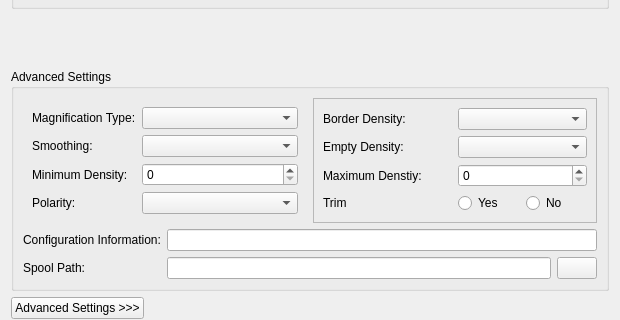
This is starviewer/src/extensions/playground/imageprint/qdicomprinterconfigurationwidgetbase.ui in starviewer-medical/starviewer as Qt 5 draws it before an edit; both pictures show x 0 to 620 and y 288 to 608 of the 620 by 694 pixel window. The edited form follows.
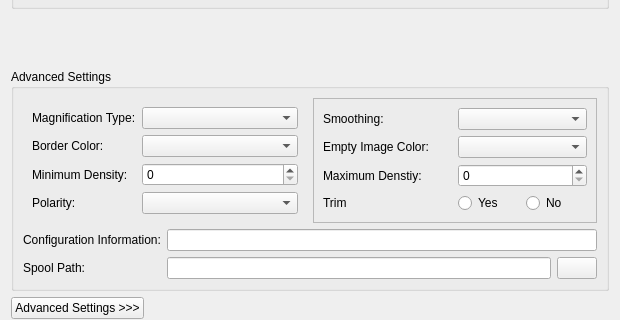
This is the edited form. Icons and pictures are not drawn. Custom widgets are drawn as their Qt base class.

Commit message: ENH:Es canvia el nom de dos propietats "Empty Image Density" per "Empty Image Color" i "Border Density" per "Border Color"  i es reordenen l'ordre de propietats, i també dels tabs

What changed in the file:
```diff
--- a/starviewer/src/extensions/playground/imageprint/qdicomprinterconfigurationwidgetbase.ui
+++ b/starviewer/src/extensions/playground/imageprint/qdicomprinterconfigurationwidgetbase.ui
@@ -265,6 +265,9 @@
            <enum>QFrame::Sunken</enum>
           </property>
           <layout class="QFormLayout" name="formLayout">
+           <property name="fieldGrowthPolicy">
+            <enum>QFormLayout::AllNonFixedFieldsGrow</enum>
+           </property>
            <item row="0" column="0">
             <widget class="QLabel" name="m_magnifactionTypeLabel">
              <property name="minimumSize">
@@ -295,7 +298,7 @@
             </widget>
            </item>
            <item row="1" column="0">
-            <widget class="QLabel" name="m_smoothingTypeLabel">
+            <widget class="QLabel" name="m_borderDensityLabel">
              <property name="minimumSize">
               <size>
                <width>0</width>
@@ -303,23 +306,7 @@
               </size>
              </property>
              <property name="text">
-              <string>Smoothing:</string>
-             </property>
-            </widget>
-           </item>
-           <item row="1" column="1">
-            <widget class="QComboBox" name="m_smoothingTypeComboBox">
-             <property name="sizePolicy">
-              <sizepolicy hsizetype="Preferred" vsizetype="Fixed">
-               <horstretch>0</horstretch>
-               <verstretch>0</verstretch>
-              </sizepolicy>
-             </property>
-             <property name="minimumSize">
-              <size>
-               <width>0</width>
-               <height>0</height>
-              </size>
+              <string>Border Color:</string>
              </property>
             </widget>
            </item>
@@ -381,6 +368,22 @@
              </property>
             </widget>
            </item>
+           <item row="1" column="1">
+            <widget class="QComboBox" name="m_borderDensityComboBox">
+             <property name="sizePolicy">
+              <sizepolicy hsizetype="Preferred" vsizetype="Fixed">
+               <horstretch>0</horstretch>
+               <verstretch>0</verstretch>
+              </sizepolicy>
+             </property>
+             <property name="minimumSize">
+              <size>
+               <width>0</width>
+               <height>0</height>
+              </size>
+             </property>
+            </widget>
+           </item>
           </layout>
          </widget>
         </item>
@@ -402,7 +405,7 @@
            <item row="0" column="0">
             <layout class="QHBoxLayout" name="horizontalLayout_10">
              <item>
-              <widget class="QLabel" name="m_borderDensityLabel">
+              <widget class="QLabel" name="m_smoothingTypeLabel">
                <property name="minimumSize">
                 <size>
                  <width>0</width>
@@ -410,12 +413,12 @@
                 </size>
                </property>
                <property name="text">
-                <string>Border Density:</string>
+                <string>Smoothing:</string>
                </property>
               </widget>
              </item>
              <item>
-              <widget class="QComboBox" name="m_borderDensityComboBox">
+              <widget class="QComboBox" name="m_smoothingTypeComboBox">
                <property name="sizePolicy">
                 <sizepolicy hsizetype="Preferred" vsizetype="Fixed">
                  <horstretch>0</horstretch>
@@ -443,7 +446,7 @@
                 </size>
                </property>
                <property name="text">
-                <string>Empty Density:</string>
+                <string>Empty Image Color:</string>
                </property>
               </widget>
              </item>
```
Left out of the diff: 11 changed lines with no effect on the pictures.
